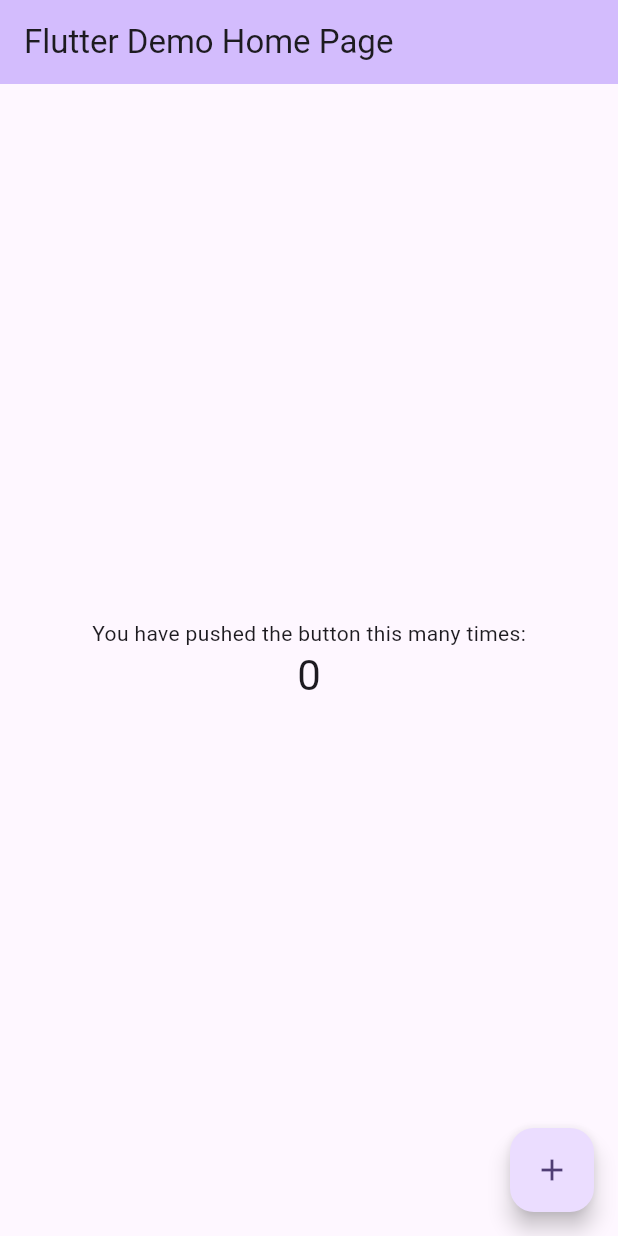
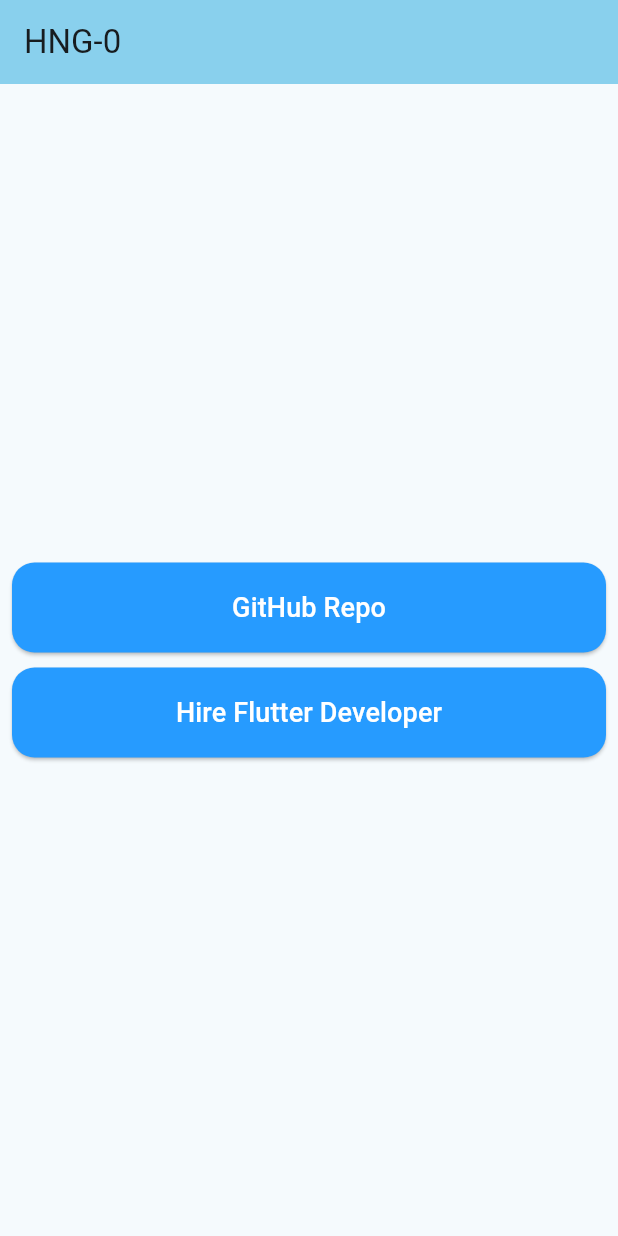
Before and after one commit to Ayo-Oni-515/stage-0-mobile, a Flutter app: the screen it shows after launch, on a phone screen of 412 x 824 dp. Run offline on Flutter 3.47's test engine with Material 3 defaults, Android fonts, the phone set to English and light mode, and no system bars.

Commit message:
Buttons and url_launcher done

```diff
--- a/hng_0/lib/main.dart
+++ b/hng_0/lib/main.dart
@@ -1,4 +1,5 @@
 import 'package:flutter/material.dart';
+import 'package:url_launcher/url_launcher.dart';
 
 void main() {
   runApp(const MyApp());
@@ -11,43 +12,29 @@ class MyApp extends StatelessWidget {
   @override
   Widget build(BuildContext context) {
     return MaterialApp(
-      title: 'Flutter Demo',
+      title: 'HNG-0',
       theme: ThemeData(
-        // This is the theme of your application.
-        //
-        // TRY THIS: Try running your application with "flutter run". You'll see
-        // the application has a purple toolbar. Then, without quitting the app,
-        // try changing the seedColor in the colorScheme below to Colors.green
-        // and then invoke "hot reload" (save your changes or press the "hot
-        // reload" button in a Flutter-supported IDE, or press "r" if you used
-        // the command line to start the app).
-        //
-        // Notice that the counter didn't reset back to zero; the application
-        // state is not lost during the reload. To reset the state, use hot
-        // restart instead.
-        //
-        // This works for code too, not just values: Most code changes can be
-        // tested with just a hot reload.
-        colorScheme: ColorScheme.fromSeed(seedColor: Colors.deepPurple),
-        useMaterial3: true,
-      ),
-      home: const MyHomePage(title: 'Flutter Demo Home Page'),
+          colorScheme: ColorScheme.fromSeed(
+              seedColor: Color.fromRGBO(153, 214, 240, 1),
+              primary: Color.fromRGBO(13, 121, 216, 1)),
+          useMaterial3: true,
+          elevatedButtonTheme: ElevatedButtonThemeData(
+            style: ElevatedButton.styleFrom(
+              backgroundColor: Color.fromRGBO(38, 155, 255, 1),
+              minimumSize: const Size(double.infinity, 60),
+              shape: RoundedRectangleBorder(
+                borderRadius: BorderRadius.circular(15),
+              ),
+            ),
+          )),
+      debugShowCheckedModeBanner: false,
+      home: const MyHomePage(title: 'HNG-0'),
     );
   }
 }
 
 class MyHomePage extends StatefulWidget {
   const MyHomePage({super.key, required this.title});
-
-  // This widget is the home page of your application. It is stateful, meaning
-  // that it has a State object (defined below) that contains fields that affect
-  // how it looks.
-
-  // This class is the configuration for the state. It holds the values (in this
-  // case the title) provided by the parent (in this case the App widget) and
-  // used by the build method of the State. Fields in a Widget subclass are
-  // always marked "final".
-
   final String title;
 
   @override
@@ -55,71 +42,50 @@ class MyHomePage extends StatefulWidget {
 }
 
 class _MyHomePageState extends State<MyHomePage> {
-  int _counter = 0;
-
-  void _incrementCounter() {
-    setState(() {
-      // This call to setState tells the Flutter framework that something has
-      // changed in this State, which causes it to rerun the build method below
-      // so that the display can reflect the updated values. If we changed
-      // _counter without calling setState(), then the build method would not be
-      // called again, and so nothing would appear to happen.
-      _counter++;
-    });
+  Future<void> _launchUrl(link) async {
+    final Uri url = Uri.parse(link as String);
+    if (!await launchUrl(url)) {
+      throw Exception('Could not launch $url');
+    }
   }
 
   @override
   Widget build(BuildContext context) {
-    // This method is rerun every time setState is called, for instance as done
-    // by the _incrementCounter method above.
-    //
-    // The Flutter framework has been optimized to make rerunning build methods
-    // fast, so that you can just rebuild anything that needs updating rather
-    // than having to individually change instances of widgets.
     return Scaffold(
       appBar: AppBar(
-        // TRY THIS: Try changing the color here to a specific color (to
-        // Colors.amber, perhaps?) and trigger a hot reload to see the AppBar
-        // change color while the other colors stay the same.
         backgroundColor: Theme.of(context).colorScheme.inversePrimary,
-        // Here we take the value from the MyHomePage object that was created by
-        // the App.build method, and use it to set our appbar title.
         title: Text(widget.title),
       ),
-      body: Center(
-        // Center is a layout widget. It takes a single child and positions it
-        // in the middle of the parent.
-        child: Column(
-          // Column is also a layout widget. It takes a list of children and
-          // arranges them vertically. By default, it sizes itself to fit its
-          // children horizontally, and tries to be as tall as its parent.
-          //
-          // Column has various properties to control how it sizes itself and
-          // how it positions its children. Here we use mainAxisAlignment to
-          // center the children vertically; the main axis here is the vertical
-          // axis because Columns are vertical (the cross axis would be
-          // horizontal).
-          //
-          // TRY THIS: Invoke "debug painting" (choose the "Toggle Debug Paint"
-          // action in the IDE, or press "p" in the console), to see the
-          // wireframe for each widget.
-          mainAxisAlignment: MainAxisAlignment.center,
-          children: <Widget>[
-            const Text(
-              'You have pushed the button this many times:',
-            ),
-            Text(
-              '$_counter',
-              style: Theme.of(context).textTheme.headlineMedium,
-            ),
-          ],
-        ),
+      body: Padding(
+        padding: const EdgeInsets.all(8.0),
+        child: Column(mainAxisAlignment: MainAxisAlignment.center, children: [
+          ElevatedButton(
+              onPressed: () {
+                // debugPrint('button 1 pressed');
+                _launchUrl('https://github.com/Ayo-Oni-515/stage-0-mobile');
+              },
+              child: Text(
+                'GitHub Repo',
+                style: TextStyle(
+                  fontSize: 18,
+                  color: Colors.white,
+                ),
+              )),
+          SizedBox(height: 10),
+          ElevatedButton(
+              onPressed: () {
+                // debugPrint('button 2 pressed');
+                _launchUrl('http://hng.tech/hire/flutter-developers');
+              },
+              child: Text(
+                'Hire Flutter Developer',
+                style: TextStyle(
+                  fontSize: 18,
+                  color: Colors.white,
+                ),
+              ))
+        ]),
       ),
-      floatingActionButton: FloatingActionButton(
-        onPressed: _incrementCounter,
-        tooltip: 'Increment',
-        child: const Icon(Icons.add),
-      ), // This trailing comma makes auto-formatting nicer for build methods.
     );
   }
 }
--- a/hng_0/pubspec.yaml
+++ b/hng_0/pubspec.yaml
@@ -34,6 +34,7 @@ dependencies:
   # The following adds the Cupertino Icons font to your application.
   # Use with the CupertinoIcons class for iOS style icons.
   cupertino_icons: ^1.0.8
+  url_launcher: ^6.3.1
 
 dev_dependencies:
   flutter_test:
```
Also changed, not shown: 5 other files.
